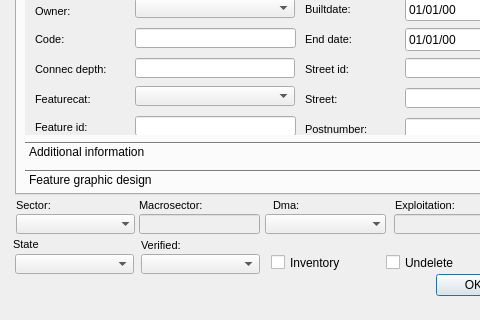
Old version of the form ui/ud_man_gully.ui in the repository Giswater/giswater_qgis_plugin; both pictures show x 0 to 480 and y 375 to 695 of the 607 by 695 pixel window.
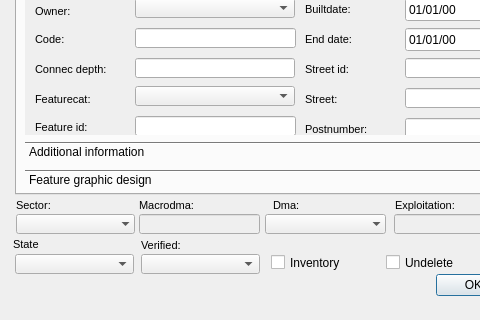
New version of the form. Icons and pictures are not drawn. Custom widgets are drawn as their Qt base class.

```diff
--- a/ui/ud_man_gully.ui
+++ b/ui/ud_man_gully.ui
@@ -260,7 +260,7 @@
      <enum>QFrame::Plain</enum>
     </property>
     <property name="text">
-     <string>Macrosector:</string>
+     <string>Macrodma:</string>
     </property>
     <property name="textFormat">
      <enum>Qt::AutoText</enum>
```
Left out of the diff: 2 changed lines with no effect on the pictures.
